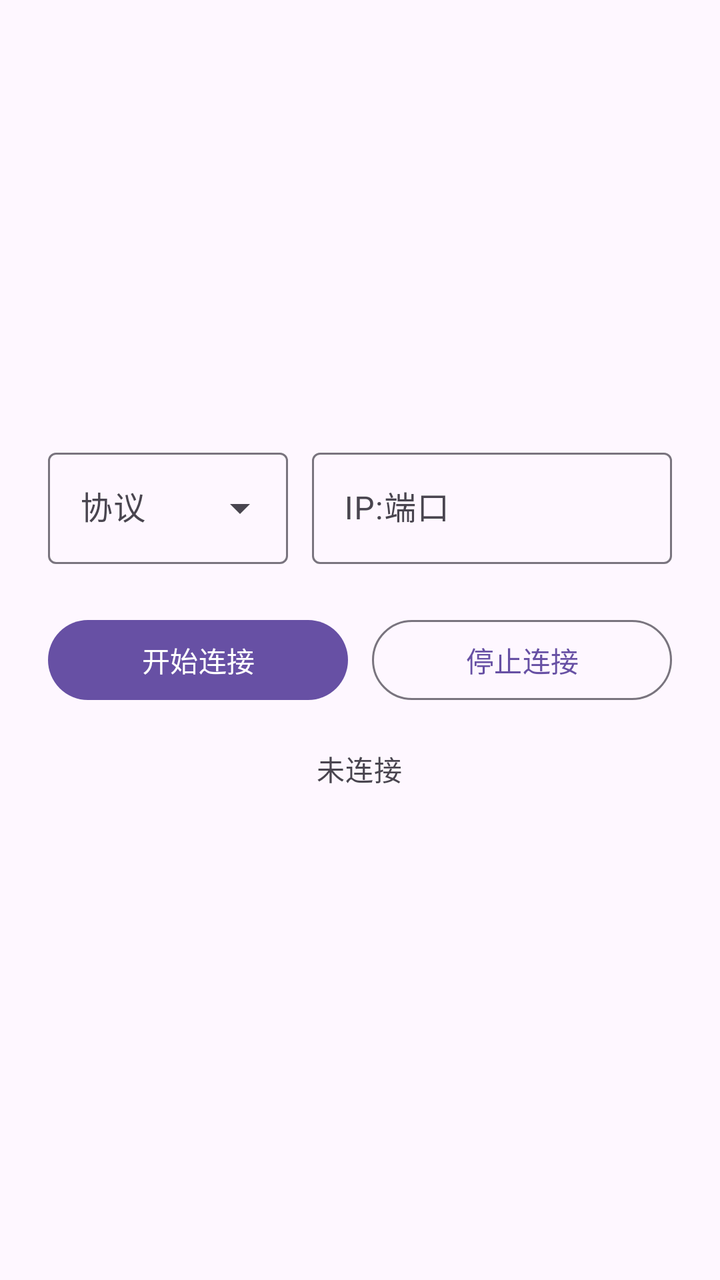
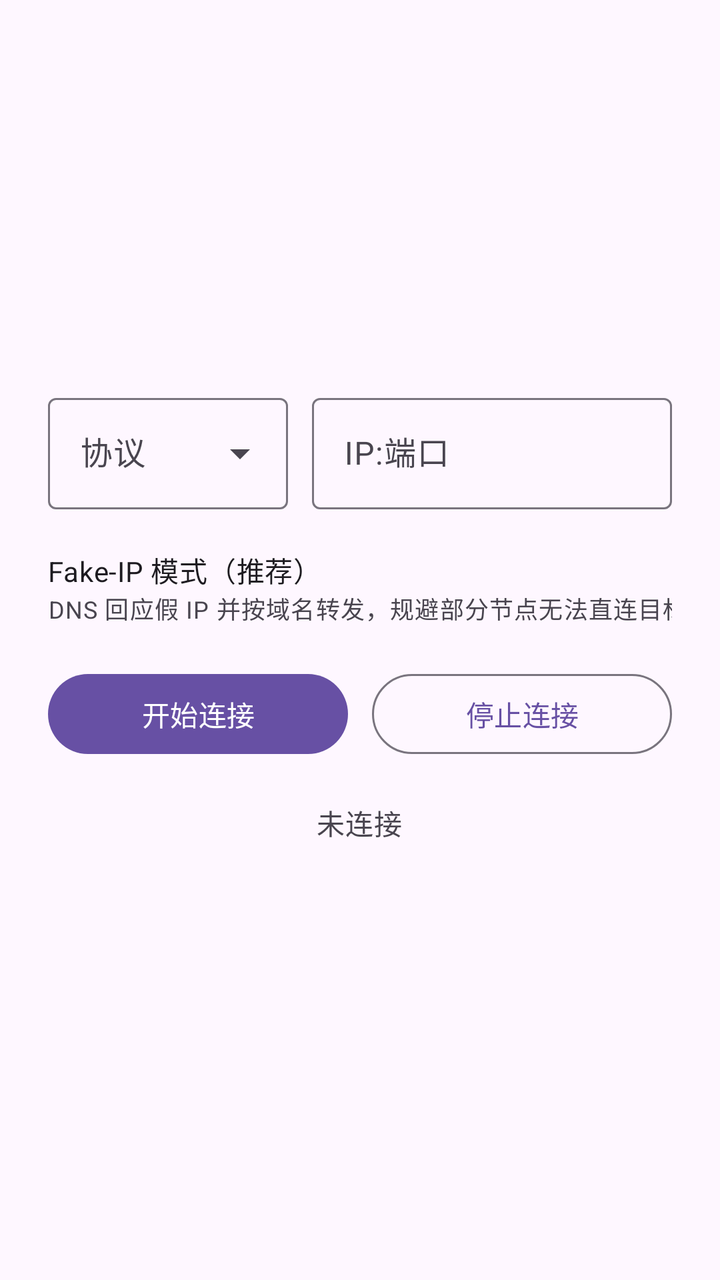

Two renders of the same Android screen: before a commit and after it. Below are the layout's source before the change and the commit's diff.
<!-- AndroidManifest.xml: application theme Theme.ProxyConnect -->
<!-- res/layout/activity_main.xml -->
<?xml version="1.0" encoding="utf-8"?>
<LinearLayout xmlns:android="http://schemas.android.com/apk/res/android"
    android:id="@+id/root"
    android:layout_width="match_parent"
    android:layout_height="match_parent"
    android:gravity="center"
    android:orientation="vertical"
    android:padding="24dp">

    <LinearLayout
        android:layout_width="match_parent"
        android:layout_height="wrap_content"
        android:baselineAligned="false"
        android:orientation="horizontal">

        <com.google.android.material.textfield.TextInputLayout
            android:id="@+id/protocol_layout"
            style="@style/Widget.Material3.TextInputLayout.OutlinedBox.ExposedDropdownMenu"
            android:layout_width="0dp"
            android:layout_height="wrap_content"
            android:layout_weight="2"
            android:hint="@string/protocol_hint">

            <com.google.android.material.textfield.MaterialAutoCompleteTextView
                android:id="@+id/drop_protocol"
                android:layout_width="match_parent"
                android:layout_height="wrap_content"
                android:inputType="none"
                android:maxLines="1" />
        </com.google.android.material.textfield.TextInputLayout>

        <Space
            android:layout_width="12dp"
            android:layout_height="1dp" />

        <com.google.android.material.textfield.TextInputLayout
            android:id="@+id/address_layout"
            style="@style/Widget.Material3.TextInputLayout.OutlinedBox"
            android:layout_width="0dp"
            android:layout_height="wrap_content"
            android:layout_weight="3"
            android:hint="@string/address_hint">

            <com.google.android.material.textfield.TextInputEditText
                android:id="@+id/edit_address"
                android:layout_width="match_parent"
                android:layout_height="wrap_content"
                android:imeOptions="actionDone"
                android:inputType="textUri"
                android:maxLines="1" />
        </com.google.android.material.textfield.TextInputLayout>
    </LinearLayout>

    <LinearLayout
        android:layout_width="match_parent"
        android:layout_height="wrap_content"
        android:layout_marginTop="24dp"
        android:orientation="horizontal">

        <com.google.android.material.button.MaterialButton
            android:id="@+id/btn_start"
            android:layout_width="0dp"
            android:layout_height="wrap_content"
            android:layout_marginEnd="6dp"
            android:layout_weight="1"
            android:text="@string/start_connect" />

        <com.google.android.material.button.MaterialButton
            android:id="@+id/btn_stop"
            style="@style/Widget.Material3.Button.OutlinedButton"
            android:layout_width="0dp"
            android:layout_height="wrap_content"
            android:layout_marginStart="6dp"
            android:layout_weight="1"
            android:text="@string/stop_connect" />
    </LinearLayout>

    <TextView
        android:id="@+id/text_status"
        android:layout_width="wrap_content"
        android:layout_height="wrap_content"
        android:layout_marginTop="20dp"
        android:gravity="center"
        android:text="@string/status_disconnected"
        android:textAppearance="?attr/textAppearanceBodyMedium"
        android:textColor="?attr/colorOnSurfaceVariant" />

    <TextView
        android:id="@+id/text_ram"
        android:layout_width="wrap_content"
        android:layout_height="wrap_content"
        android:layout_marginTop="8dp"
        android:textAppearance="?attr/textAppearanceBodySmall"
        android:textColor="?attr/colorOnSurfaceVariant" />
</LinearLayout>
<!-- resources referenced by this layout -->
<resources>
  <string name="address_hint">IP:端口</string>
  <string name="protocol_hint">协议</string>
  <string name="start_connect">开始连接</string>
  <string name="status_disconnected">未连接</string>
  <string name="stop_connect">停止连接</string>
  <style name="Theme.ProxyConnect" parent="Theme.Material3.DayNight.NoActionBar">
          <item name="android:statusBarColor">@android:color/transparent</item>
          <item name="android:navigationBarColor">@android:color/transparent</item>
      </style>
</resources>

<!-- the commit's change to res/layout/activity_main.xml (unified diff, before → after) -->
@@ -54,7 +54,42 @@
     <LinearLayout
         android:layout_width="match_parent"
         android:layout_height="wrap_content"
-        android:layout_marginTop="24dp"
+        android:layout_marginTop="20dp"
+        android:gravity="center_vertical"
+        android:orientation="horizontal">
+
+        <LinearLayout
+            android:layout_width="0dp"
+            android:layout_height="wrap_content"
+            android:layout_weight="1"
+            android:orientation="vertical">
+
+            <TextView
+                android:layout_width="wrap_content"
+                android:layout_height="wrap_content"
+                android:text="@string/fakeip_title"
+                android:textAppearance="?attr/textAppearanceBodyMedium"
+                android:textColor="?attr/colorOnSurface" />
+
+            <TextView
+                android:layout_width="wrap_content"
+                android:layout_height="wrap_content"
+                android:text="@string/fakeip_summary"
+                android:textAppearance="?attr/textAppearanceBodySmall"
+                android:textColor="?attr/colorOnSurfaceVariant" />
+        </LinearLayout>
+
+        <com.google.android.material.material.MaterialSwitch
+            android:id="@+id/switch_fakeip"
+            android:layout_width="wrap_content"
+            android:layout_height="wrap_content"
+            android:layout_marginStart="12dp" />
+    </LinearLayout>
+
+    <LinearLayout
+        android:layout_width="match_parent"
+        android:layout_height="wrap_content"
+        android:layout_marginTop="20dp"
         android:orientation="horizontal">
 
         <com.google.android.material.button.MaterialButton
<!-- resource entries referenced after the edit -->
@@ -1,6 +1,8 @@
 <!-- resources referenced by this layout -->
 <resources>
   <string name="address_hint">IP:端口</string>
+  <string name="fakeip_summary">DNS 回应假 IP 并按域名转发，规避部分节点无法直连目标 IP 的问题；重新连接后生效</string>
+  <string name="fakeip_title">Fake-IP 模式（推荐）</string>
   <string name="protocol_hint">协议</string>
   <string name="start_connect">开始连接</string>
   <string name="status_disconnected">未连接</string>
